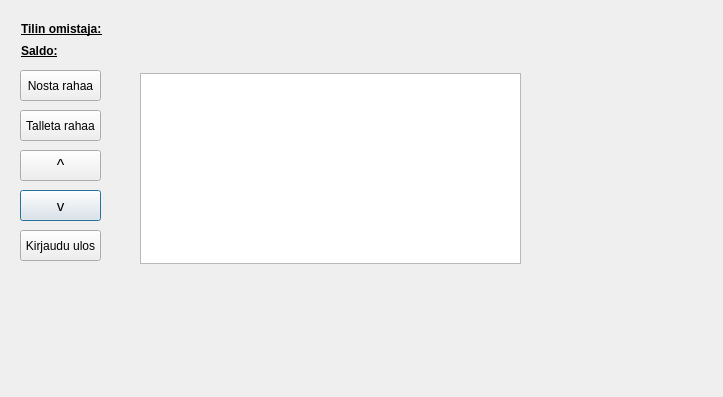
luris123/OAMK-2022-spring-project, file bankautomat/paakayttoliittyma.ui: the form before one commit.
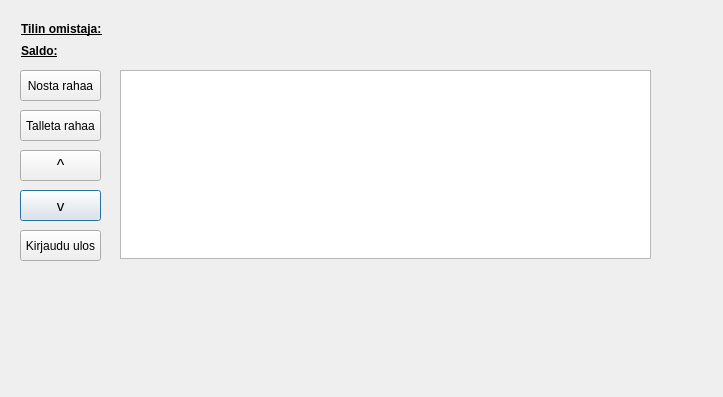
The form after the commit.

What changed in the file:
```diff
--- a/bankautomat/paakayttoliittyma.ui
+++ b/bankautomat/paakayttoliittyma.ui
@@ -64,25 +64,6 @@
     <string/>
    </property>
   </widget>
-  <widget class="QWidget" name="">
-   <property name="geometry">
-    <rect>
-     <x>140</x>
-     <y>73</y>
-     <width>381</width>
-     <height>191</height>
-    </rect>
-   </property>
-   <layout class="QHBoxLayout" name="horizontalLayout_4">
-    <item>
-     <widget class="QListWidget" name="listWidget">
-      <property name="enabled">
-       <bool>true</bool>
-      </property>
-     </widget>
-    </item>
-   </layout>
-  </widget>
   <widget class="QPushButton" name="alas_btn">
    <property name="geometry">
     <rect>
@@ -177,6 +158,19 @@
     <string/>
    </property>
   </widget>
+  <widget class="QListWidget" name="listWidget">
+   <property name="enabled">
+    <bool>true</bool>
+   </property>
+   <property name="geometry">
+    <rect>
+     <x>120</x>
+     <y>70</y>
+     <width>531</width>
+     <height>189</height>
+    </rect>
+   </property>
+  </widget>
  </widget>
  <resources/>
  <connections/>
```
